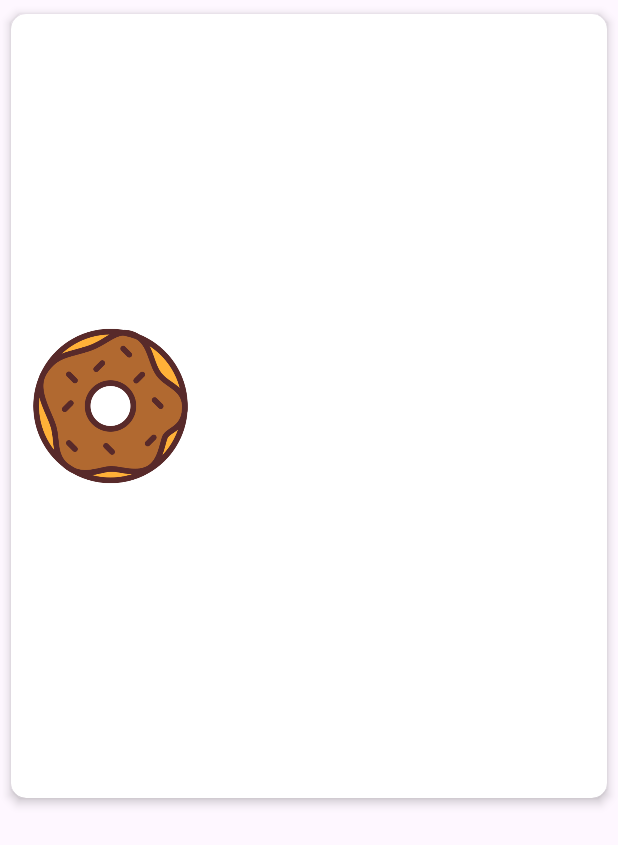
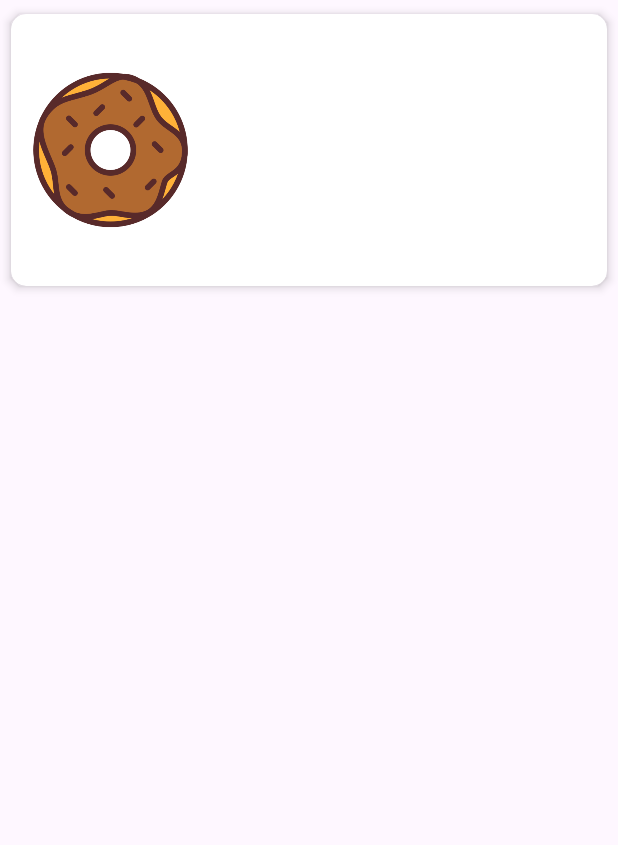
Before and after one commit to mmoazam/RecordShopApp, an Android app: the layout album_item.xml on its own in the app's theme, with its tools: preview values and no code run, on a phone screen of 412 x 824 dp. Shown: the top 845 px of the screen. Run offline under Robolectric (Android 15) with nearby library versions, the phone set to English and light mode, and no system bars.

Commit message:
working app needs layout design got the card view narrow

```diff
--- a/app/src/main/res/layout/activity_main.xml
+++ b/app/src/main/res/layout/activity_main.xml
@@ -20,7 +20,7 @@
             android:id="@+id/imageHeader"
             android:layout_width="match_parent"
             android:layout_height="280dp"
-            android:src="@drawable/restaurant"
+            android:src="@drawable/rickysrecords"
             app:layout_constraintEnd_toEndOf="parent"
             app:layout_constraintStart_toStartOf="parent"
             app:layout_constraintTop_toTopOf="parent" />
--- a/app/src/main/res/layout/album_item.xml
+++ b/app/src/main/res/layout/album_item.xml
@@ -11,12 +11,12 @@
 
     <androidx.constraintlayout.widget.ConstraintLayout
         android:layout_width="match_parent"
-        android:layout_height="match_parent">
+        android:layout_height="wrap_content">
 
         <androidx.cardview.widget.CardView
             android:id="@+id/cardView"
             android:layout_width="match_parent"
-            android:layout_height="wrap_content"
+            android:layout_height="200dp"
             app:cardBackgroundColor="@color/white"
             app:cardElevation="4dp"
             app:cardCornerRadius="10dp"
```
Also changed, not shown: app/src/main/res/drawable/rickysrecords.png (added).
